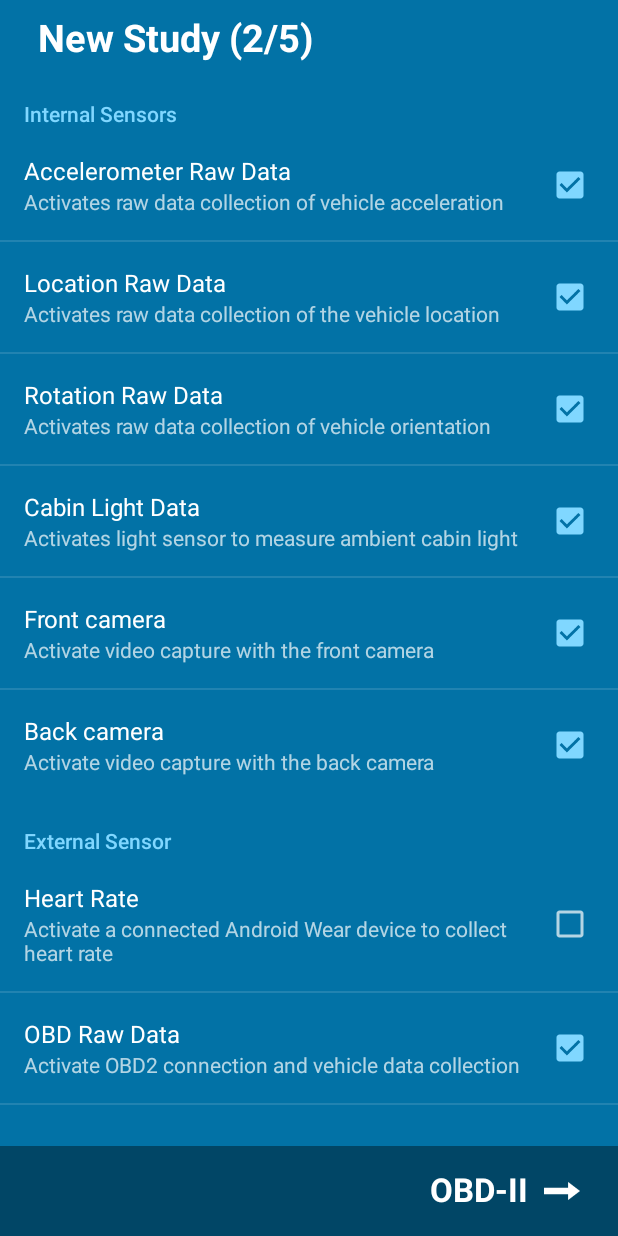
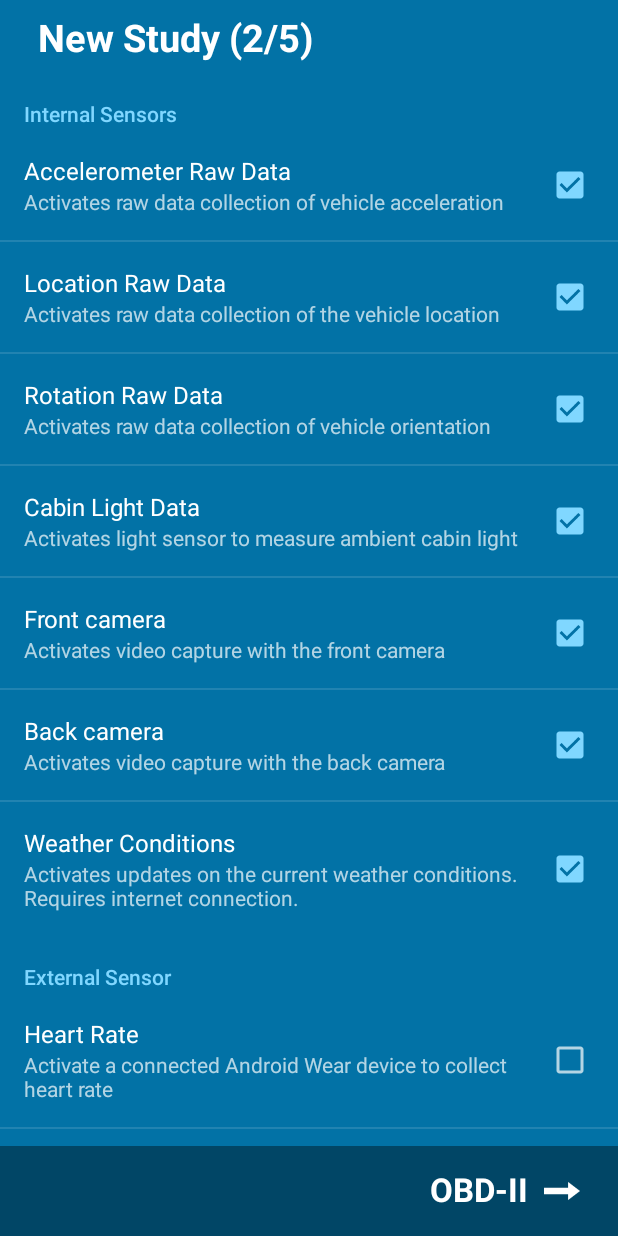
Before and after one commit to mnefzger/SensorPlatform, an Android app: the fragment SensorSetupFragment placed in its activity, on a phone screen of 412 x 824 dp. Run offline under Robolectric (Android 15) with nearby library versions, the phone set to English and light mode, and no system bars; 1 statement that could not run was skipped.

Commit message:
Preference for weather

```diff
--- a/mobile/src/main/res/xml/sensor_preferences.xml
+++ b/mobile/src/main/res/xml/sensor_preferences.xml
@@ -25,12 +25,17 @@
         <CheckBoxPreference
             android:key="front_active"
             android:title="Front camera"
-            android:summary="Activate video capture with the front camera"
+            android:summary="Activates video capture with the front camera"
             android:defaultValue="true"/>
         <CheckBoxPreference
             android:key="back_active"
             android:title="Back camera"
-            android:summary="Activate video capture with the back camera"
+            android:summary="Activates video capture with the back camera"
+            android:defaultValue="true"/>
+        <CheckBoxPreference
+            android:key="weather_active"
+            android:title="Weather Conditions"
+            android:summary="Activates updates on the current weather conditions. Requires internet connection."
             android:defaultValue="true"/>
     </PreferenceCategory>
 
```
Also changed, not shown: mobile/src/main/java/mnefzger/de/sensorplatform/Core/Preferences.java (+35 -20 lines), mobile/src/main/java/mnefzger/de/sensorplatform/Core/SensorPlatformService.java (+4 -3 lines).
